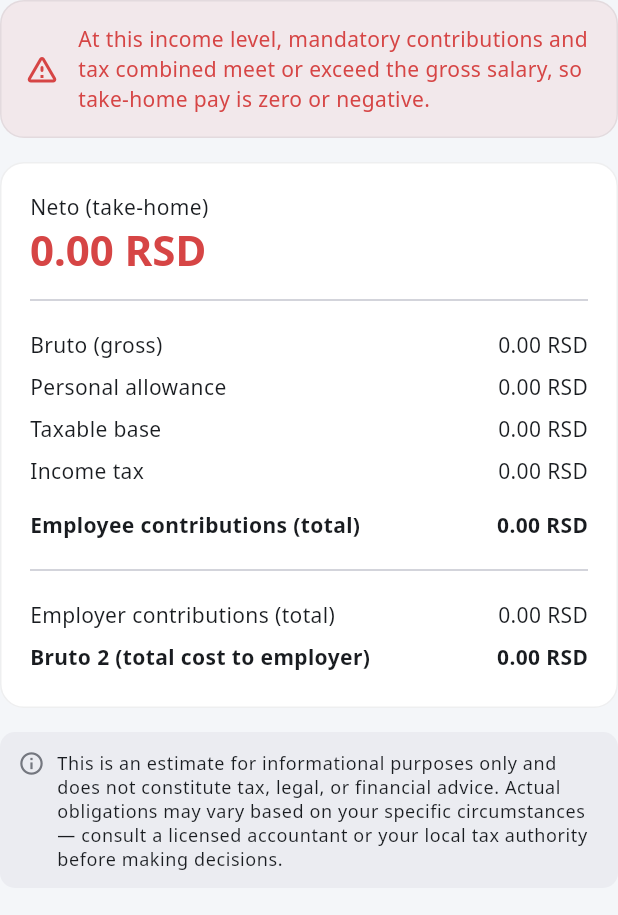
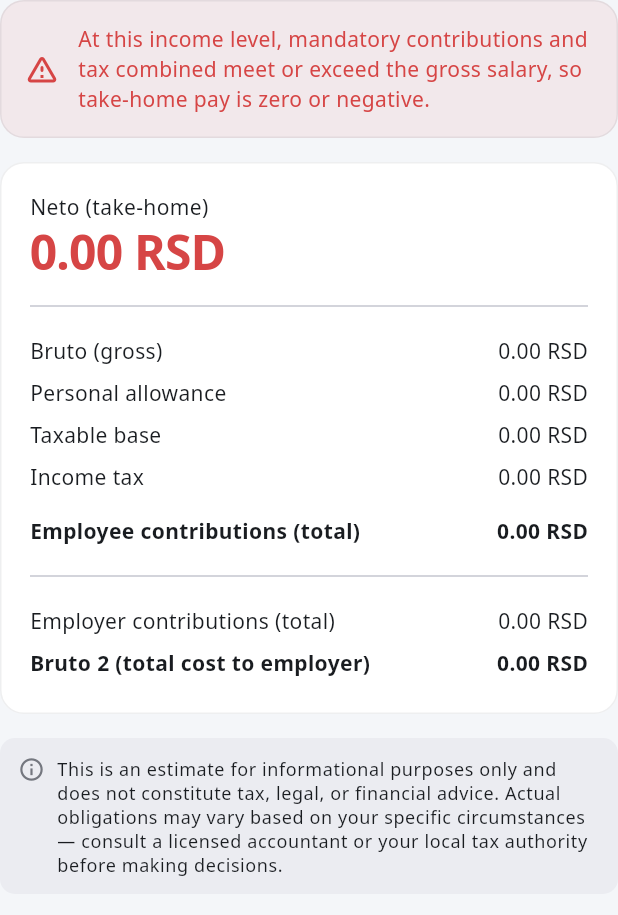
Before and after one commit to goranbalsic/salary-currency-pro, a Flutter app: the _BreakdownCard widget shown alone on an empty page, opened directly with sample values from the repository, on a phone screen of 412 x 824 dp. Shown: the top 915 px of the screen. Run offline on Flutter 3.47's test engine with Material 3 defaults, Android fonts, the phone set to English and light mode, and no system bars; our stand-ins replace flutter_local_notifications, in_app_purchase, pdf, printing, shared_preferences, timezone; missing offline and left inert: home_widget, in_app_purchase_platform_interface, mobile_scanner, workmanager; accounts and stored records are empty; network calls fail; statements that could not run were skipped.

Commit message:
Checkpoint 3 group 2: redesign Salary Calculator
Applies the theme-aware color fix pattern from the previous fix commit
throughout this screen: config-error icon, country-picker checkmark,
negative-neto warning banner, the neto headline color, and the
take-home/tax/contributions pie chart + legend all now derive from
AppColors.positiveAction()/colorScheme.error/colorScheme.secondary
instead of fixed AppColors.moneyGreen/alertRed/gold constants — same
visual result in light mode, correct (brighter) green in dark mode
instead of the previous washed-out hardcoded shade.

Promotes the neto result number from headlineMedium to headlineLarge
now that Checkpoint 2 gives that role real weight/letter-spacing — it's
the single most important number on the screen and should read as such.

flutter test -j 1: 525/525 passing. flutter analyze: clean. No strings
changed, l10n parity unaffected.

Co-Authored-By: Claude Sonnet 5 <noreply@anthropic.com>

```diff
--- a/lib/screens/salary/salary_calculator_screen.dart
+++ b/lib/screens/salary/salary_calculator_screen.dart
@@ -88,7 +88,7 @@ class _ConfigErrorState extends StatelessWidget {
         child: Column(
           mainAxisSize: MainAxisSize.min,
           children: [
-            const Icon(Icons.error_outline, color: AppColors.alertRed, size: 40),
+            Icon(Icons.error_outline, color: Theme.of(context).colorScheme.error, size: 40),
             const SizedBox(height: 12),
             Text(
               provider.configError ??
@@ -314,7 +314,9 @@ class _CountryPickerRow extends StatelessWidget {
                 title: Text(localizedCountryName(l10n, country.id)),
                 subtitle: Text(country.currencyCode),
                 trailing: country.id == provider.selectedCountry.id
-                    ? const Icon(Icons.check, color: AppColors.moneyGreen)
+                    ? Icon(Icons.check,
+                        color: AppColors.positiveAction(
+                            Theme.of(sheetContext).brightness))
                     : (!hasFullAccess && country.id != homeCountryId)
                         ? Icon(Icons.lock_outline,
                             color: Theme.of(sheetContext).colorScheme.outline)
@@ -471,29 +473,31 @@ class _BreakdownCard extends StatelessWidget {
       crossAxisAlignment: CrossAxisAlignment.stretch,
       children: [
         if (result.neto <= 0)
-          Card(
-            color: AppColors.alertRed.withValues(alpha: 0.08),
+          Builder(builder: (context) {
+            final errorColor = Theme.of(context).colorScheme.error;
+            return Card(
+              color: errorColor.withValues(alpha: 0.08),
               child: Padding(
-              padding: const EdgeInsets.all(16),
+                padding: const EdgeInsets.all(AppSpacing.lg),
                 child: Row(
                   children: [
-                  const Icon(Icons.warning_amber_rounded,
-                      color: AppColors.alertRed),
-                  const SizedBox(width: 12),
+                    Icon(Icons.warning_amber_rounded, color: errorColor),
+                    const SizedBox(width: AppSpacing.md),
                     Expanded(
                       child: Text(
                         hasFlooredBase
                             ? l10n.salaryNegativeNetoFloored(
                                 money(result.highestContributionBase))
                             : l10n.salaryNegativeNetoGeneric,
-                      style: const TextStyle(color: AppColors.alertRed),
+                        style: TextStyle(color: errorColor),
                       ),
                     ),
                   ],
                 ),
               ),
-          ),
-        if (result.neto <= 0) const SizedBox(height: 16),
+            );
+          }),
+        if (result.neto <= 0) const SizedBox(height: AppSpacing.lg),
         Card(
           child: Padding(
             padding: const EdgeInsets.all(20),
@@ -506,11 +510,11 @@ class _BreakdownCard extends StatelessWidget {
                 ),
                 Text(
                   money(result.neto),
-                  style: Theme.of(context).textTheme.headlineMedium?.copyWith(
-                        fontWeight: FontWeight.w800,
+                  style: Theme.of(context).textTheme.headlineLarge?.copyWith(
                         color: result.neto > 0
-                            ? AppColors.moneyGreen
-                            : AppColors.alertRed,
+                            ? AppColors.positiveAction(
+                                Theme.of(context).brightness)
+                            : Theme.of(context).colorScheme.error,
                       ),
                 ),
                 if (result.bruto1 > 0) ...[
@@ -582,6 +586,11 @@ class _BreakdownChart extends StatelessWidget {
     final taxPct = tax / total * 100;
     final contribPct = contributions / total * 100;
 
+    final colorScheme = Theme.of(context).colorScheme;
+    final netoColor = AppColors.positiveAction(colorScheme.brightness);
+    final taxColor = colorScheme.error;
+    final contribColor = colorScheme.secondary;
+
     return SizedBox(
       height: 140,
       child: Row(
@@ -596,19 +605,19 @@ class _BreakdownChart extends StatelessWidget {
                 sections: [
                   PieChartSectionData(
                     value: netoPct <= 0 ? 0.001 : netoPct,
-                    color: AppColors.moneyGreen,
+                    color: netoColor,
                     title: '',
                     radius: 26,
                   ),
                   PieChartSectionData(
                     value: taxPct <= 0 ? 0.001 : taxPct,
-                    color: AppColors.alertRed,
+                    color: taxColor,
                     title: '',
                     radius: 26,
                   ),
                   PieChartSectionData(
                     value: contribPct <= 0 ? 0.001 : contribPct,
-                    color: AppColors.gold,
+                    color: contribColor,
                     title: '',
                     radius: 26,
                   ),
@@ -616,17 +625,17 @@ class _BreakdownChart extends StatelessWidget {
               ),
             ),
           ),
-          const SizedBox(width: 16),
+          const SizedBox(width: AppSpacing.lg),
           Expanded(
             child: Column(
               crossAxisAlignment: CrossAxisAlignment.start,
               mainAxisAlignment: MainAxisAlignment.center,
               children: [
-                _legendRow(AppColors.moneyGreen, l10n.chartTakeHome, netoPct),
-                const SizedBox(height: 8),
-                _legendRow(AppColors.alertRed, l10n.chartTax, taxPct),
-                const SizedBox(height: 8),
-                _legendRow(AppColors.gold, l10n.chartContributions, contribPct),
+                _legendRow(netoColor, l10n.chartTakeHome, netoPct),
+                const SizedBox(height: AppSpacing.sm),
+                _legendRow(taxColor, l10n.chartTax, taxPct),
+                const SizedBox(height: AppSpacing.sm),
+                _legendRow(contribColor, l10n.chartContributions, contribPct),
               ],
             ),
           ),
```
Also changed, not shown: _redesign_evidence/checkpoint3_group2_salary-calculator/01_salary-input_dark_after.jpg (added), _redesign_evidence/checkpoint3_group2_salary-calculator/02_salary-result-headline-chart_dark_after.jpg (added), _redesign_evidence/checkpoint3_group2_salary-calculator/03_salary-result-breakdown_dark_after.jpg (added), _redesign_evidence/checkpoint3_group2_salary-calculator/04_salary-country-picker-locked_free-tier_dark_after.jpg (added). Lines whose indentation alone changed are shown as unchanged.
